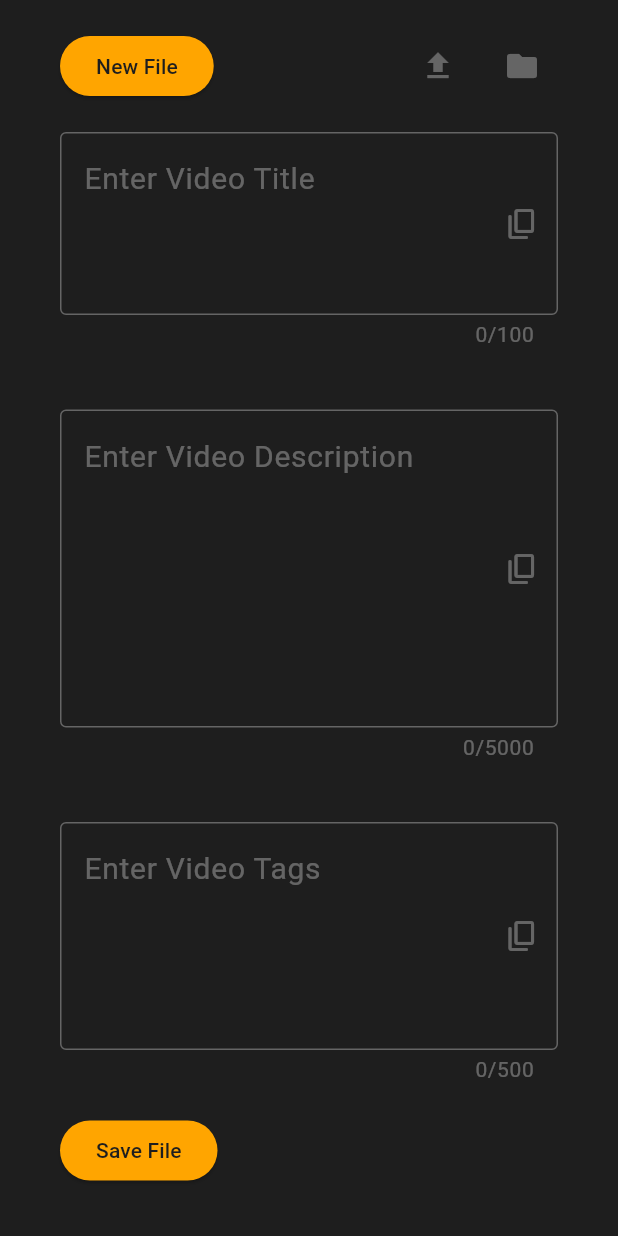
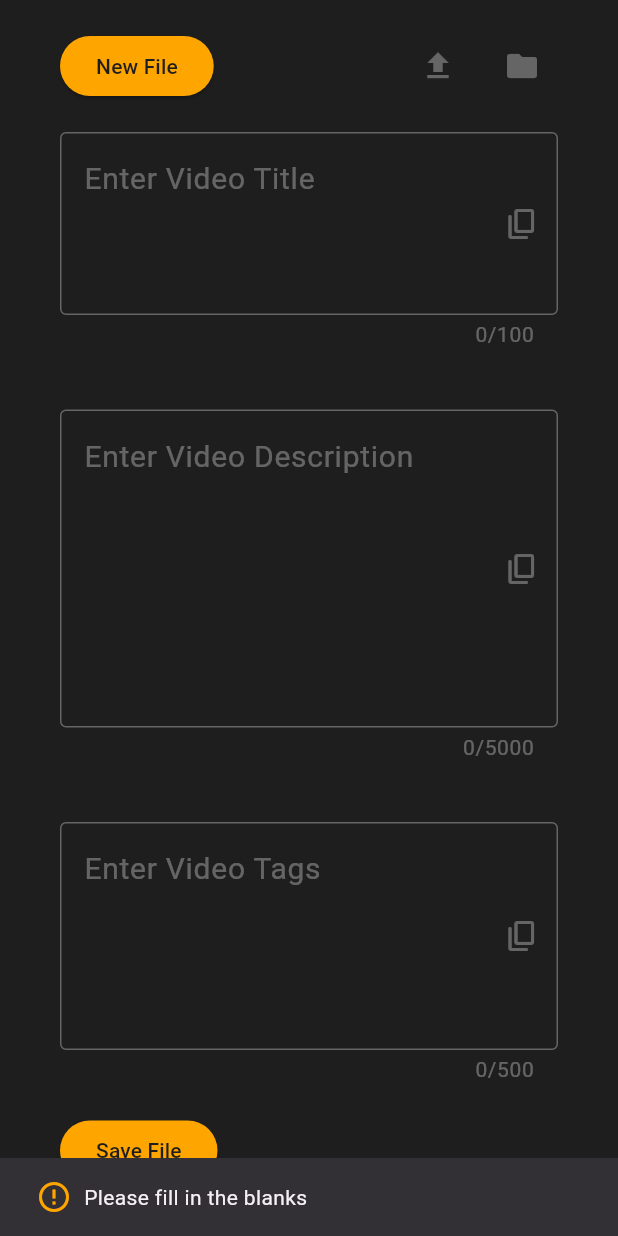
Before and after one commit to MuhamedUssama/metatube, a Flutter app: the screen it shows after launch, after a tap on "Save File", on a phone screen of 412 x 824 dp. Run offline on Flutter 3.47's test engine with Material 3 defaults, Android fonts, the phone set to English and light mode, and no system bars; our stand-ins replace file_picker.

Commit message:
Added save function to save button

```diff
--- a/lib/screens/home_screen.dart
+++ b/lib/screens/home_screen.dart
@@ -1,5 +1,6 @@
 import 'package:flutter/material.dart';
 import 'package:metatube/services/file_services.dart';
+import 'package:metatube/utils/snakbar_utils.dart';
 import 'package:metatube/widgets/custom_textfield.dart';
 import 'package:metatube/widgets/icon_button.dart';
 import 'package:metatube/widgets/main_button.dart';
@@ -68,11 +69,11 @@ class _HomeScreenState extends State<HomeScreen> {
         padding: const EdgeInsets.symmetric(horizontal: 40, vertical: 20),
         child: Column(
           children: [
-            const Row(
+            Row(
               mainAxisAlignment: MainAxisAlignment.spaceBetween,
               children: [
-                MainButton(text: "New File"),
-                Row(
+                MainButton(text: "New File", onPressed: () {}),
+                const Row(
                   children: [
                     IconButtonWidget(
                       iconButton: Icons.file_upload,
@@ -107,9 +108,18 @@ class _HomeScreenState extends State<HomeScreen> {
               maxLines: 4,
             ),
             const SizedBox(height: 20),
-            const Row(
+            Row(
               children: [
-                MainButton(text: "Save File"),
+                MainButton(
+                    text: "Save File",
+                    onPressed: fileService.fieldsNotEmpty
+                        ? () => fileService.saveContent(context)
+                        : () {
+                            SnakBarUtils.showSnakbar(
+                                context,
+                                Icons.error_outline,
+                                "Please fill in the blanks");
+                          }),
               ],
             )
           ],
--- a/lib/widgets/main_button.dart
+++ b/lib/widgets/main_button.dart
@@ -3,13 +3,15 @@ import 'package:metatube/utils/app_style.dart';
 
 class MainButton extends StatelessWidget {
   final String text;
-  // final Function onPressed;
-  const MainButton({super.key, required this.text});
+  final Function onPressed;
+  const MainButton({super.key, required this.text, required this.onPressed});
 
   @override
   Widget build(BuildContext context) {
     return ElevatedButton(
-      onPressed: () {},
+      onPressed: () {
+        onPressed();
+      },
       style: ButtonStyle(
         backgroundColor: MaterialStateProperty.all<Color>(AppTheme.accent),
         foregroundColor: MaterialStateProperty.all<Color>(AppTheme.dark),
```
